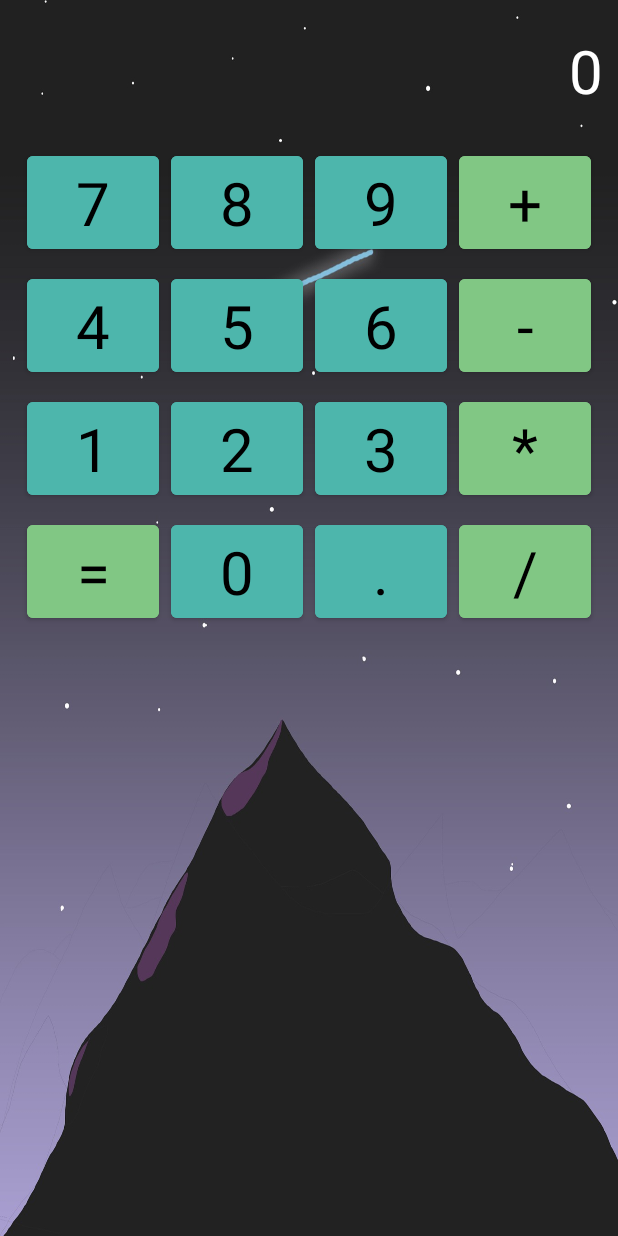
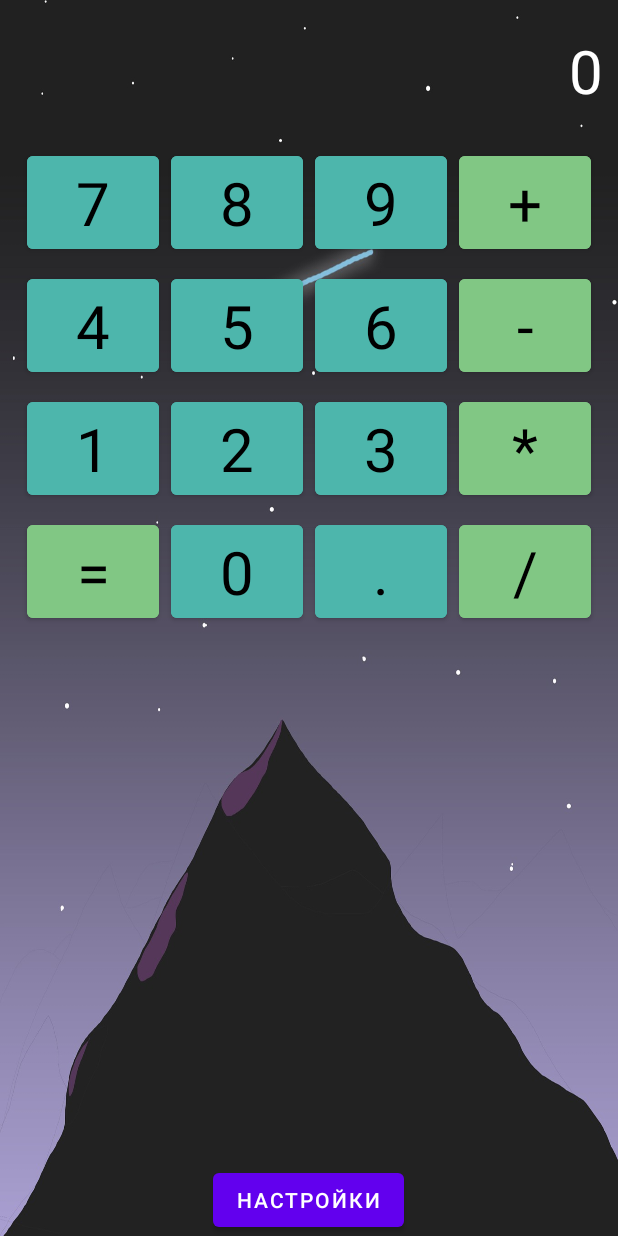
Before and after one commit to pozdeevai88/Android1, an Android app: the screen it shows after launch (MainActivity), on a phone screen of 412 x 824 dp. Run offline under Robolectric (Android 15) with nearby library versions, the phone set to English and light mode, and no system bars.

Commit message:
Новая активити
Создана активити настроек, форма наполнена элементами. Добавлена кнопка перехода на основную активити

```diff
--- a/app/src/main/AndroidManifest.xml
+++ b/app/src/main/AndroidManifest.xml
@@ -9,7 +9,8 @@
         android:roundIcon="@mipmap/ic_launcher_round"
         android:supportsRtl="true"
         android:theme="@style/Theme.Android1Lesson1">
-        <activity android:name="ru.geekbrains.android1.MainActivity">
+        <activity android:name=".ActivitySettings"></activity>
+        <activity android:name=".MainActivity">
             <intent-filter>
                 <action android:name="android.intent.action.MAIN" />
 
--- a/app/src/main/res/layout-land/activity_main.xml
+++ b/app/src/main/res/layout-land/activity_main.xml
@@ -7,12 +7,17 @@
     android:background="@drawable/background"
     android:orientation="vertical">
 
+    <LinearLayout
+        android:layout_width="match_parent"
+        android:layout_height="wrap_content"
+        android:orientation="vertical">
+
         <com.google.android.material.textview.MaterialTextView
             android:id="@+id/numbersBox"
             android:layout_width="match_parent"
             android:layout_height="wrap_content"
             android:layout_marginHorizontal="10dp"
-        android:layout_marginVertical="20dp"
+            android:layout_marginVertical="10dp"
             android:textAlignment="textEnd"
             android:textColor="@color/white"
             android:textSize="@dimen/_buttonTextSize" />
@@ -109,5 +114,20 @@
 
         </GridLayout>
 
+    </LinearLayout>
+
+    <FrameLayout
+        android:layout_width="match_parent"
+        android:layout_height="match_parent"
+        android:orientation="vertical">
+        <com.google.android.material.button.MaterialButton
+            android:id="@+id/buttonSettings"
+            android:layout_width="wrap_content"
+            android:layout_height="wrap_content"
+            android:layout_gravity="bottom|center_horizontal"
+            android:text="@string/_buttonSettings" />
+
+    </FrameLayout>
+
 
 </LinearLayout>
--- a/app/src/main/res/layout/activity_main.xml
+++ b/app/src/main/res/layout/activity_main.xml
@@ -7,6 +7,10 @@
     android:background="@drawable/background"
     android:orientation="vertical">
 
+    <LinearLayout
+        android:layout_width="match_parent"
+        android:layout_height="wrap_content"
+        android:orientation="vertical">
         <com.google.android.material.textview.MaterialTextView
             android:id="@+id/numbersBox"
             android:layout_width="match_parent"
@@ -16,7 +20,6 @@
             android:textAlignment="textEnd"
             android:textColor="@color/white"
             android:textSize="@dimen/_buttonTextSize" />
-
         <GridLayout
             android:layout_width="wrap_content"
             android:layout_height="wrap_content"
@@ -107,5 +110,18 @@
 
 
         </GridLayout>
+    </LinearLayout>
 
+    <FrameLayout
+        android:layout_width="match_parent"
+        android:layout_height="match_parent"
+        android:orientation="vertical">
+        <com.google.android.material.button.MaterialButton
+            android:id="@+id/buttonSettings"
+            android:layout_width="wrap_content"
+            android:layout_height="wrap_content"
+            android:layout_gravity="bottom|center_horizontal"
+            android:text="@string/_buttonSettings" />
+
+    </FrameLayout>
 </LinearLayout>
```
Also changed, not shown: app/src/main/java/ru/geekbrains/android1/ActivitySettings.java (added, +22 -0 lines), app/src/main/java/ru/geekbrains/android1/MainActivity.java (+0 -10 lines), app/src/main/res/layout/activity_settings.xml (added, +37 -0 lines), app/src/main/res/values/strings.xml (+9 -0 lines). Lines whose indentation alone changed are shown as unchanged.
